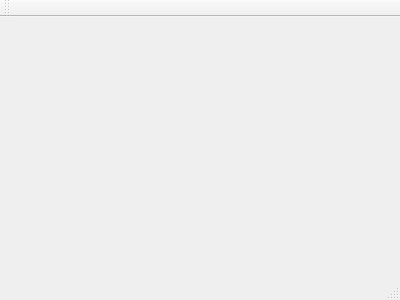
Qt form MainWindow.ui (charygao/face_find) before a commit.
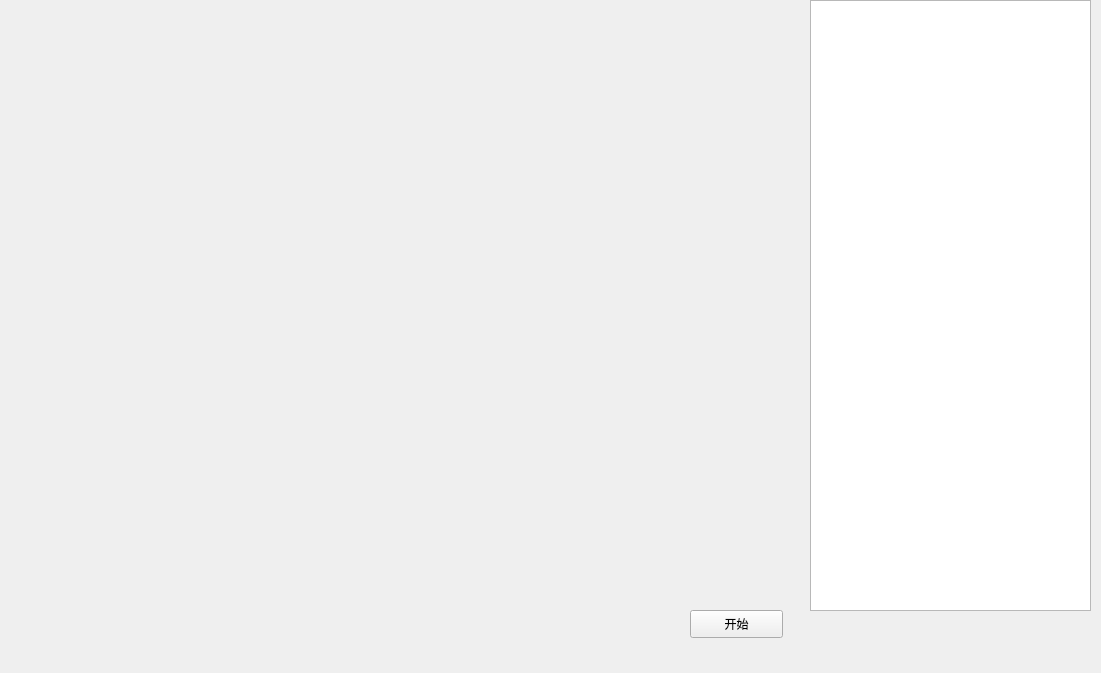
The same form after that commit.

```diff
--- a/MainWindow.ui
+++ b/MainWindow.ui
@@ -1,24 +1,67 @@
 <ui version="4.0">
  <class>MainWindow</class>
- <widget class="QMainWindow" name="MainWindow" >
-  <property name="geometry" >
+ <widget class="QMainWindow" name="MainWindow">
+  <property name="geometry">
    <rect>
     <x>0</x>
     <y>0</y>
-    <width>400</width>
-    <height>300</height>
+    <width>1101</width>
+    <height>673</height>
    </rect>
   </property>
   <property name="windowTitle" >
    <string>MainWindow</string>
   </property>
-  <widget class="QMenuBar" name="menuBar" />
-  <widget class="QToolBar" name="mainToolBar" />
-  <widget class="QWidget" name="centralWidget" />
-  <widget class="QStatusBar" name="statusBar" />
+  <widget class="QWidget" name="centralWidget">
+   <widget class="QLabel" name="video">
+    <property name="geometry">
+     <rect>
+      <x>20</x>
+      <y>10</y>
+      <width>771</width>
+      <height>581</height>
+     </rect>
+    </property>
+    <property name="text">
+     <string/>
+    </property>
+   </widget>
+   <widget class="QPushButton" name="pb_control">
+    <property name="geometry">
+     <rect>
+      <x>690</x>
+      <y>610</y>
+      <width>93</width>
+      <height>28</height>
+     </rect>
+    </property>
+    <property name="text">
+     <string>开始</string>
+    </property>
+   </widget>
+   <widget class="QListWidget" name="lw_info">
+    <property name="geometry">
+     <rect>
+      <x>810</x>
+      <y>0</y>
+      <width>281</width>
+      <height>611</height>
+     </rect>
+    </property>
+   </widget>
+  </widget>
+  <widget class="QMenuBar" name="menuBar">
+   <property name="geometry">
+    <rect>
+     <x>0</x>
+     <y>0</y>
+     <width>1101</width>
+     <height>26</height>
+    </rect>
+   </property>
+  </widget>
  </widget>
- <layoutDefault spacing="6" margin="11" />
- <pixmapfunction></pixmapfunction>
+ <layoutdefault spacing="6" margin="11"/>
  <resources/>
  <connections/>
 </ui>
```
Left out of the diff: 3 changed lines with no effect on the pictures.
